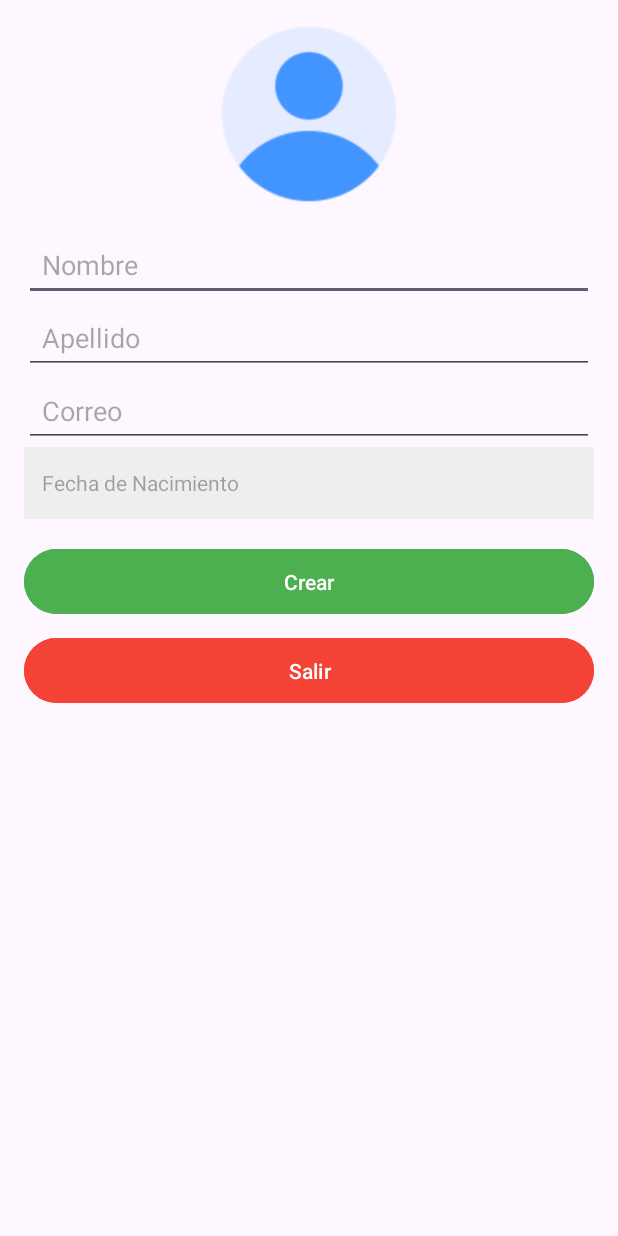
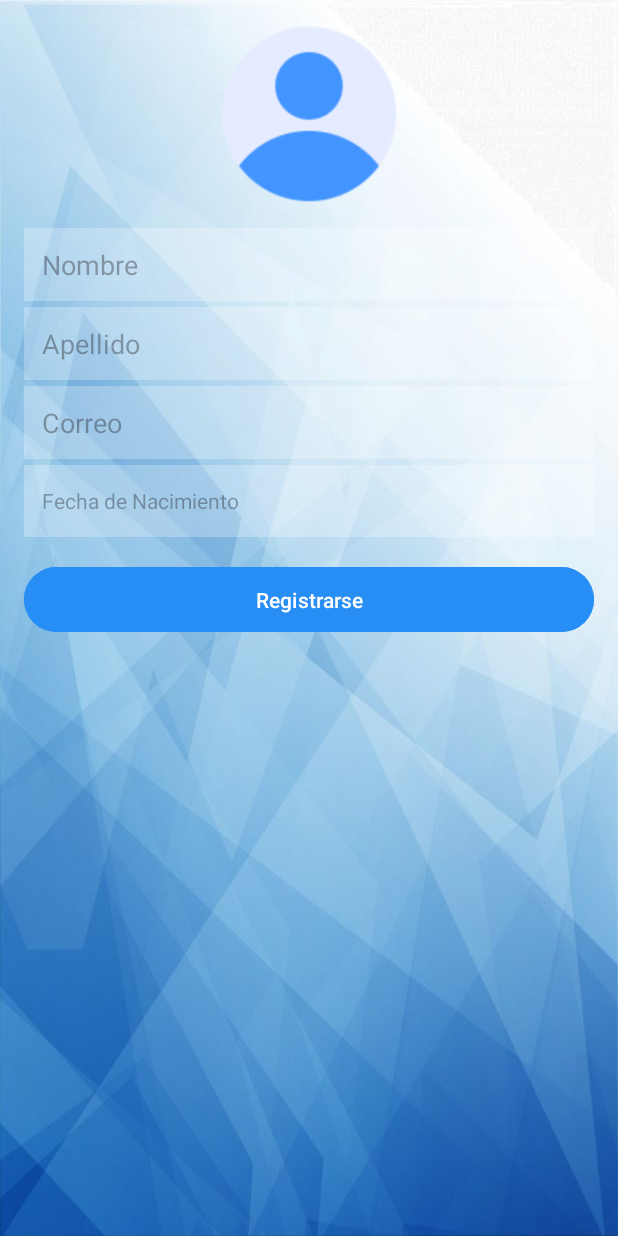
Before and after one commit to Mily26/TuHoraSalud, an Android app: the screen it shows after launch (RegistroActivity), after a tap on "Registrar ahora", on a phone screen of 412 x 824 dp. Run offline under Robolectric (Android 15) with nearby library versions, the phone set to English and light mode, and no system bars; 2 other taps on this screen came first.

Commit message:
se agregan validaciones al inicio de sesión y se modifica nombre del boton para registrarse

```diff
--- a/AppTuHoraSalud/app/src/main/java/com/example/apptuhorasalud/InicioActivity.java
+++ b/AppTuHoraSalud/app/src/main/java/com/example/apptuhorasalud/InicioActivity.java
@@ -2,8 +2,12 @@ package com.example.apptuhorasalud;
 
 import android.content.Intent;
 import android.os.Bundle;
+import android.util.Patterns;
+import android.view.View;
 import android.widget.Button;
+import android.widget.EditText;
 import android.widget.TextView;
+import android.widget.Toast;
 
 import androidx.activity.EdgeToEdge;
 import androidx.appcompat.app.AppCompatActivity;
@@ -12,7 +16,8 @@ import androidx.core.view.ViewCompat;
 import androidx.core.view.WindowInsetsCompat;
 
 public class InicioActivity extends AppCompatActivity {
-
+    EditText txtCorreo, txtContraseña;
+    Button btnIngresar;
     @Override
     protected void onCreate(Bundle savedInstanceState) {
         super.onCreate(savedInstanceState);
@@ -23,9 +28,17 @@ public class InicioActivity extends AppCompatActivity {
             v.setPadding(systemBars.left, systemBars.top, systemBars.right, systemBars.bottom);
             return insets;
         });
-
+        TextView tvRecuperar = findViewById(R.id.tvRecuperar);
+        txtCorreo = findViewById(R.id.txtCorreo);
+        txtContraseña = findViewById(R.id.txtContraseña);
+        btnIngresar = findViewById(R.id.btnRegistrarse);
         // btn Ingresar
-
+        btnIngresar.setOnClickListener(new View.OnClickListener() {
+            @Override
+            public void onClick(View view) {
+                validarCampos();
+            }
+        });
 
         // btn Registrar
         TextView btnRegistro = findViewById(R.id.btnRegistrar);
@@ -33,5 +46,35 @@ public class InicioActivity extends AppCompatActivity {
             Intent intent = new Intent(InicioActivity.this, RegistroActivity.class);
             startActivity(intent);
         });
+
+        tvRecuperar.setOnClickListener(v -> {
+            Intent intent = new Intent(InicioActivity.this, RecuperoActivity.class);
+            startActivity(intent);
+        });
     }
+    private void validarCampos() {
+        String correo = txtCorreo.getText().toString();
+        String contraseña = txtContraseña.getText().toString();
+        if (correo.isEmpty()) {
+            Toast.makeText(this, "El correo es obligatorio", Toast.LENGTH_SHORT).show();
+            //txtCorreo.setError("Correo requerido");
+            txtCorreo.requestFocus();
+            return;
+        }
+        // Valida el formato del email
+        if (!Patterns.EMAIL_ADDRESS.matcher(correo).matches()) {
+            Toast.makeText(this, "Ingrese un correo válido", Toast.LENGTH_SHORT).show();
+            return;
+        }
+        if (contraseña.isEmpty()) {
+            Toast.makeText(this, "Ingrese una contraseña", Toast.LENGTH_SHORT).show();
+            //txtContraseña.setError("Contraseña requerida");
+            txtContraseña.requestFocus();
+            return;
+        }
+
+        Intent intent = new Intent(InicioActivity.this, MainActivity.class);
+        startActivity(intent);
+    }
+
 }
--- a/AppTuHoraSalud/app/src/main/res/layout/activity_inicio.xml
+++ b/AppTuHoraSalud/app/src/main/res/layout/activity_inicio.xml
@@ -63,7 +63,7 @@
 
 
         <Button
-            android:id="@+id/btnCrear"
+            android:id="@+id/btnRegistrarse"
             android:layout_width="match_parent"
             android:layout_height="wrap_content"
             android:text="Ingresar"
--- a/AppTuHoraSalud/app/src/main/res/layout/activity_registro.xml
+++ b/AppTuHoraSalud/app/src/main/res/layout/activity_registro.xml
@@ -2,13 +2,14 @@
 <ScrollView xmlns:android="http://schemas.android.com/apk/res/android"
     android:id="@+id/registro"
     android:layout_width="match_parent"
-    android:layout_height="match_parent">
+    android:layout_height="match_parent"
+    android:background="@drawable/fondo3">
 
     <LinearLayout
+        android:layout_width="match_parent"
+        android:layout_height="wrap_content"
         android:orientation="vertical"
-        android:padding="16dp"
-        android:layout_width="match_parent"
-        android:layout_height="wrap_content">
+        android:padding="16dp">
 
         <ImageView
             android:id="@+id/imgPerfil"
@@ -23,6 +24,8 @@
             android:id="@+id/etNombre"
             android:layout_width="match_parent"
             android:layout_height="wrap_content"
+            android:layout_marginBottom="4dp"
+            android:background="#40FFFFFF"
             android:hint="Nombre"
             android:inputType="textPersonName"
             android:minHeight="48dp"
@@ -32,6 +35,8 @@
             android:id="@+id/etApellido"
             android:layout_width="match_parent"
             android:layout_height="wrap_content"
+            android:layout_marginBottom="4dp"
+            android:background="#40FFFFFF"
             android:hint="Apellido"
             android:inputType="textPersonName"
             android:minHeight="48dp"
@@ -41,6 +46,8 @@
             android:id="@+id/etCorreo"
             android:layout_width="match_parent"
             android:layout_height="wrap_content"
+            android:layout_marginBottom="4dp"
+            android:background="#40FFFFFF"
             android:hint="Correo"
             android:inputType="textEmailAddress"
             android:minHeight="48dp"
@@ -50,35 +57,25 @@
             android:id="@+id/tvFechaNacimiento"
             android:layout_width="match_parent"
             android:layout_height="wrap_content"
+            android:background="#40FFFFFF"
+            android:clickable="true"
+            android:focusable="true"
+            android:gravity="center_vertical"
             android:hint="Fecha de Nacimiento"
+            android:minHeight="48dp"
             android:padding="12dp"
-            android:minHeight="48dp"
-            android:background="#EEEEEE"
-            android:textColor="#000000"
-            android:gravity="center_vertical"
-            android:focusable="true"
-            android:clickable="true" />
+            android:textColor="#000000" />
 
         <Button
-            android:id="@+id/btnCrear"
+            android:id="@+id/btnRegistrarse"
             android:layout_width="match_parent"
             android:layout_height="wrap_content"
-            android:text="Crear"
+            android:layout_marginTop="16dp"
+            android:backgroundTint="#278EF5"
             android:minHeight="48dp"
             android:padding="12dp"
-            android:layout_marginTop="16dp"
-            android:backgroundTint="#4CAF50"
+            android:text="Registrarse"
             android:textColor="#FFFFFF" />
 
-        <Button
-            android:id="@+id/btnSalir"
-            android:layout_width="match_parent"
-            android:layout_height="wrap_content"
-            android:text="Salir"
-            android:minHeight="48dp"
-            android:padding="12dp"
-            android:layout_marginTop="8dp"
-            android:backgroundTint="#F44336"
-            android:textColor="#FFFFFF" />
     </LinearLayout>
 </ScrollView>
```
